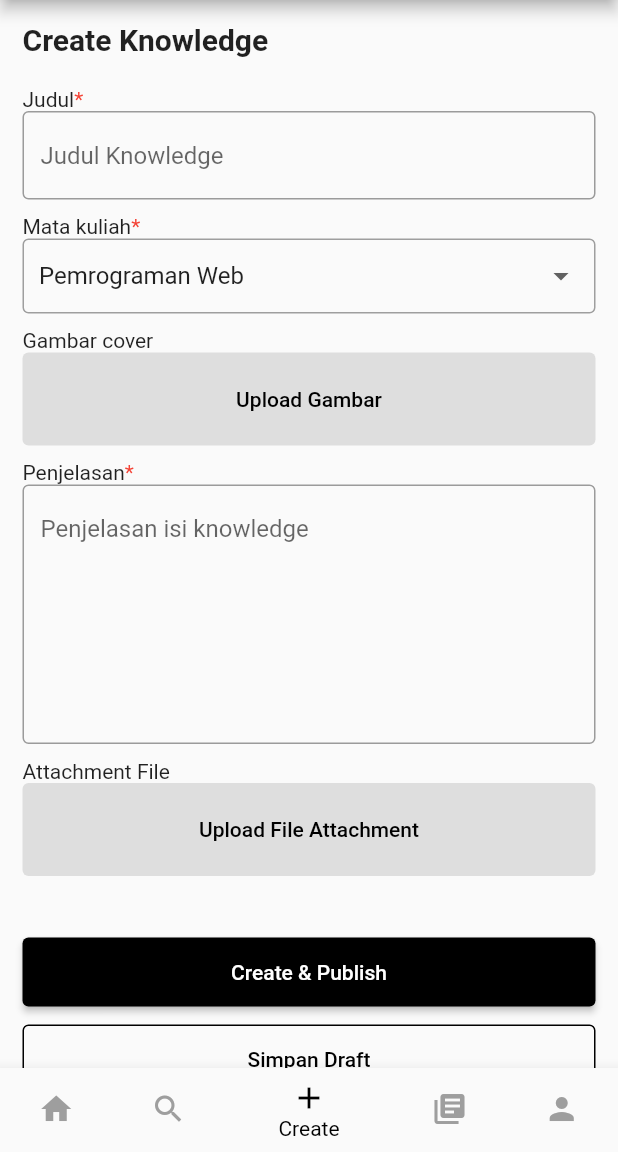
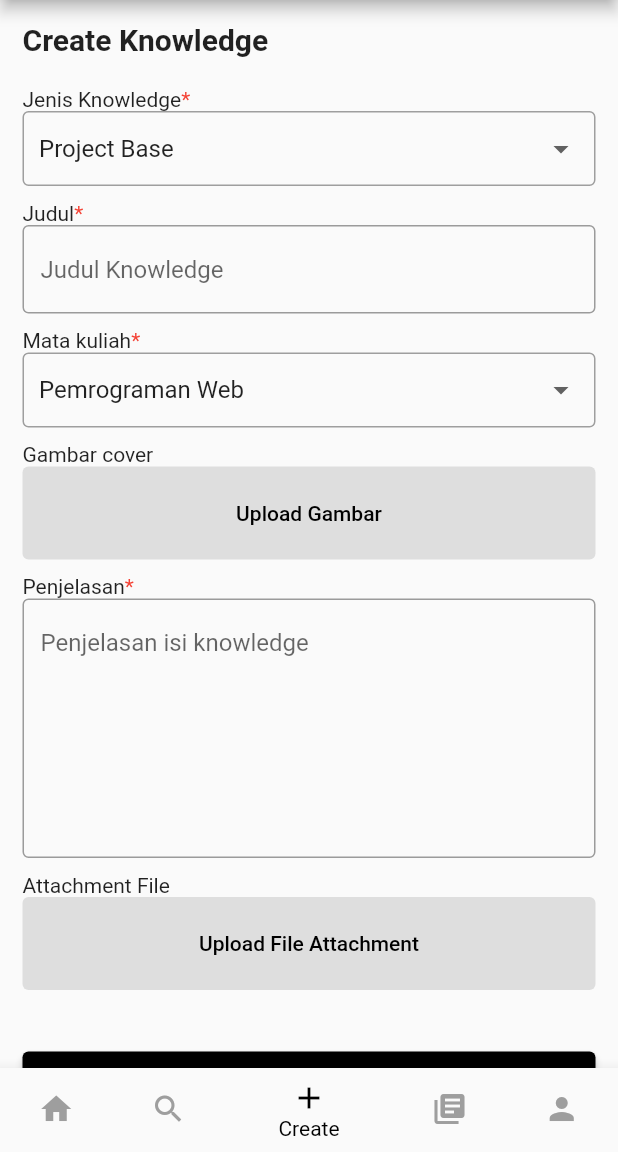
Before and after one commit to AlvinIndrawan/my_kms_repo, a Flutter app: the screen it shows after launch, item 3 of the bottom bar chosen, on a phone screen of 412 x 824 dp, the part 84-1236 px from its top. Run offline on Flutter 3.47's test engine with Material 2 defaults, Android fonts, the phone set to English and light mode, and no system bars.

Commit message:
Fix UI create knowledge

```diff
--- a/lib/pages/home/create-knowledge.dart
+++ b/lib/pages/home/create-knowledge.dart
@@ -8,9 +8,113 @@ class CreateKnowledge extends StatefulWidget {
 class _CreateKnowledgeState extends State<CreateKnowledge> {
   // Add your state variables here
   String selectedOptionMatkul = 'Pemrograman Web';
+  String selectedOptionKategoriInformasi = 'Perkuliahan';
+  String selectedOptionKategoriHelpdesk = 'Software';
+  String selectedOptionCategory = 'Project Base';
 
   @override
   Widget build(BuildContext context) {
+    Widget selectedWidgetKategori;
+    if (selectedOptionCategory == 'Project Base' ||
+        selectedOptionCategory == 'Modul Kuliah') {
+      selectedWidgetKategori = Container(
+        padding: EdgeInsets.symmetric(horizontal: 10),
+        decoration: BoxDecoration(
+          border: Border.all(
+            color: Colors.grey,
+            width: 1.0,
+            style: BorderStyle.solid,
+          ),
+          borderRadius: BorderRadius.circular(4.0),
+        ),
+        child: DropdownButton<String>(
+          value: selectedOptionMatkul,
+          onChanged: (newValue) {
+            setState(() {
+              selectedOptionMatkul = newValue!;
+            });
+          },
+          items: [
+            'Pemrograman Web',
+            'Algoritma',
+            'Pemrograman Mobile',
+            'Pemrograman Berorientasi Objek'
+          ].map((String value) {
+            return DropdownMenuItem<String>(
+              value: value,
+              child: Text(value),
+            );
+          }).toList(),
+          isExpanded: true,
+          underline: Container(),
+        ),
+      );
+    } else if (selectedOptionCategory == 'Informasi') {
+      selectedWidgetKategori = Container(
+        padding: EdgeInsets.symmetric(horizontal: 10),
+        decoration: BoxDecoration(
+          border: Border.all(
+            color: Colors.grey,
+            width: 1.0,
+            style: BorderStyle.solid,
+          ),
+          borderRadius: BorderRadius.circular(4.0),
+        ),
+        child: DropdownButton<String>(
+          value: selectedOptionKategoriInformasi,
+          onChanged: (newValue) {
+            setState(() {
+              selectedOptionKategoriInformasi = newValue!;
+            });
+          },
+          items: [
+            'Perkuliahan',
+            'Lab',
+          ].map((String value) {
+            return DropdownMenuItem<String>(
+              value: value,
+              child: Text(value),
+            );
+          }).toList(),
+          isExpanded: true,
+          underline: Container(),
+        ),
+      );
+    } else if (selectedOptionCategory == 'Helpdesk') {
+      selectedWidgetKategori = Container(
+        padding: EdgeInsets.symmetric(horizontal: 10),
+        decoration: BoxDecoration(
+          border: Border.all(
+            color: Colors.grey,
+            width: 1.0,
+            style: BorderStyle.solid,
+          ),
+          borderRadius: BorderRadius.circular(4.0),
+        ),
+        child: DropdownButton<String>(
+          value: selectedOptionKategoriHelpdesk,
+          onChanged: (newValue) {
+            setState(() {
+              selectedOptionKategoriHelpdesk = newValue!;
+            });
+          },
+          items: [
+            'Software',
+            'Koneksi Internet',
+          ].map((String value) {
+            return DropdownMenuItem<String>(
+              value: value,
+              child: Text(value),
+            );
+          }).toList(),
+          isExpanded: true,
+          underline: Container(),
+        ),
+      );
+    } else {
+      selectedWidgetKategori = SizedBox();
+    }
+
     return ListView(
       padding: EdgeInsets.all(15),
       children: [
@@ -23,6 +127,48 @@ class _CreateKnowledgeState extends State<CreateKnowledge> {
         ),
         SizedBox(
           height: 20,
+        ),
+        Row(
+          children: [
+            Text('Jenis Knowledge'),
+            Text(
+              '*', // Add your mandatory icon (e.g., an asterisk)
+              style: TextStyle(
+                color: Colors.red,
+              ),
+            )
+          ],
+        ),
+        Container(
+          padding: EdgeInsets.symmetric(horizontal: 10),
+          decoration: BoxDecoration(
+            border: Border.all(
+              color: Colors.grey,
+              width: 1.0,
+              style: BorderStyle.solid,
+            ),
+            borderRadius: BorderRadius.circular(4.0),
+          ),
+          child: DropdownButton<String>(
+            value: selectedOptionCategory,
+            onChanged: (newValue) {
+              setState(() {
+                selectedOptionCategory = newValue!;
+              });
+            },
+            items: ['Project Base', 'Modul Kuliah', 'Informasi', 'Helpdesk']
+                .map((String value) {
+              return DropdownMenuItem<String>(
+                value: value,
+                child: Text(value),
+              );
+            }).toList(),
+            isExpanded: true,
+            underline: Container(),
+          ),
+        ),
+        SizedBox(
+          height: 10,
         ),
         //JUDUL
         Row(
@@ -48,7 +194,10 @@ class _CreateKnowledgeState extends State<CreateKnowledge> {
         //MATA KULIAH
         Row(
           children: [
-            Text('Mata kuliah'),
+            (selectedOptionCategory == 'Project Base' ||
+                    selectedOptionCategory == 'Modul Kuliah')
+                ? Text('Mata kuliah')
+                : Text('Kategori'),
             Text(
               '*', // Add your mandatory icon (e.g., an asterisk)
               style: TextStyle(
@@ -57,38 +206,7 @@ class _CreateKnowledgeState extends State<CreateKnowledge> {
             )
           ],
         ),
-        Container(
-          padding: EdgeInsets.symmetric(horizontal: 10),
-          decoration: BoxDecoration(
-            border: Border.all(
-              color: Colors.grey,
-              width: 1.0,
-              style: BorderStyle.solid,
-            ),
-            borderRadius: BorderRadius.circular(4.0),
-          ),
-          child: DropdownButton<String>(
-            value: selectedOptionMatkul,
-            onChanged: (newValue) {
-              setState(() {
-                selectedOptionMatkul = newValue!;
-              });
-            },
-            items: [
-              'Pemrograman Web',
-              'Algoritma',
-              'Pemrograman Mobile',
-              'Pemrograman Berorientasi Objek'
-            ].map((String value) {
-              return DropdownMenuItem<String>(
-                value: value,
-                child: Text(value),
-              );
-            }).toList(),
-            isExpanded: true,
-            underline: Container(),
-          ),
-        ),
+        selectedWidgetKategori,
         SizedBox(
           height: 10,
         ),
```
